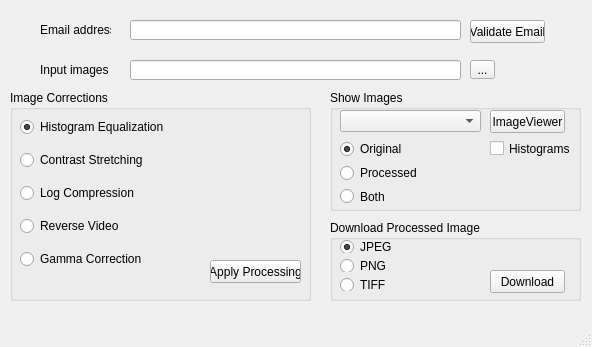
Before: the Qt Designer form GUI/main_window_design.ui in mdholbrook/bme590final, drawn with Qt 5.
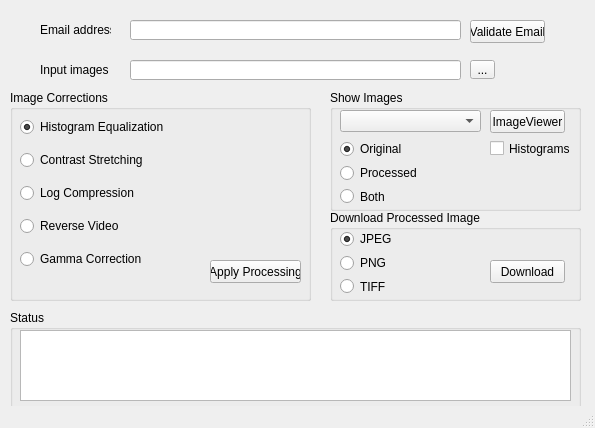
After: the same form once the commit is applied.

Commit message: Updated the GUI to include a status field

Patch:
```diff
--- a/GUI/main_window_design.ui
+++ b/GUI/main_window_design.ui
@@ -6,8 +6,8 @@
    <rect>
     <x>0</x>
     <y>0</y>
-    <width>592</width>
-    <height>347</height>
+    <width>595</width>
+    <height>428</height>
    </rect>
   </property>
   <property name="windowTitle">
@@ -217,9 +217,9 @@
     <property name="geometry">
      <rect>
       <x>330</x>
-      <y>220</y>
+      <y>210</y>
       <width>251</width>
-      <height>81</height>
+      <height>91</height>
      </rect>
     </property>
     <property name="title">
@@ -231,7 +231,7 @@
        <x>10</x>
        <y>20</y>
        <width>131</width>
-       <height>51</height>
+       <height>65</height>
       </rect>
      </property>
      <layout class="QVBoxLayout" name="verticalLayout_3">
@@ -324,6 +324,32 @@
      <string>Validate Email</string>
     </property>
    </widget>
+   <widget class="QGroupBox" name="groupBox_4">
+    <property name="geometry">
+     <rect>
+      <x>10</x>
+      <y>310</y>
+      <width>571</width>
+      <height>101</height>
+     </rect>
+    </property>
+    <property name="title">
+     <string>Status</string>
+    </property>
+    <widget class="QListWidget" name="listWidgetStatus">
+     <property name="geometry">
+      <rect>
+       <x>10</x>
+       <y>20</y>
+       <width>551</width>
+       <height>71</height>
+      </rect>
+     </property>
+     <property name="cursor" stdset="0">
+      <cursorShape>IBeamCursor</cursorShape>
+     </property>
+    </widget>
+   </widget>
   </widget>
   <widget class="QMenuBar" name="menubar">
    <property name="geometry">
```
Left out of the diff: 2 changed lines with no effect on the pictures. The commit also changes 1 other file.
